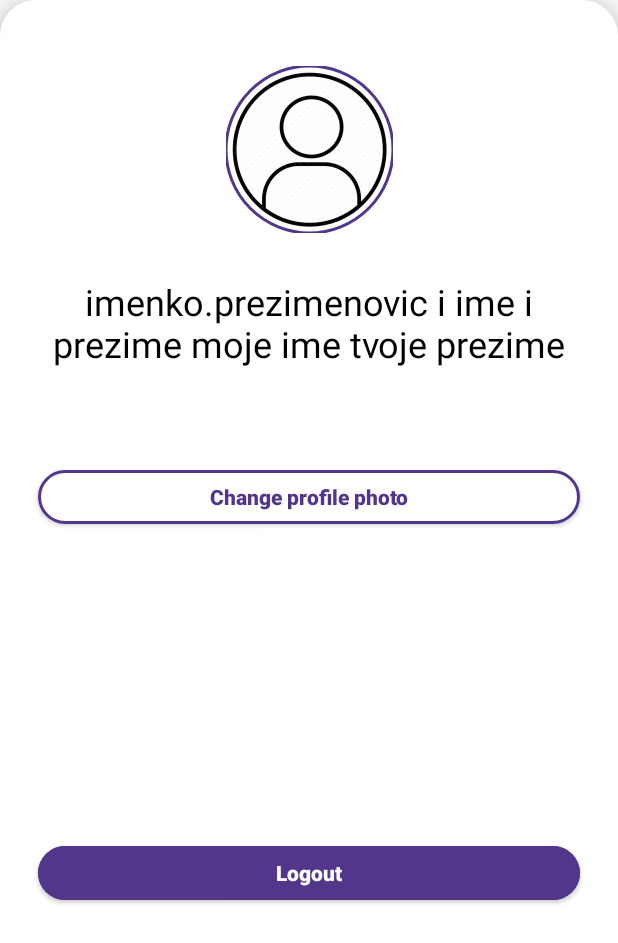
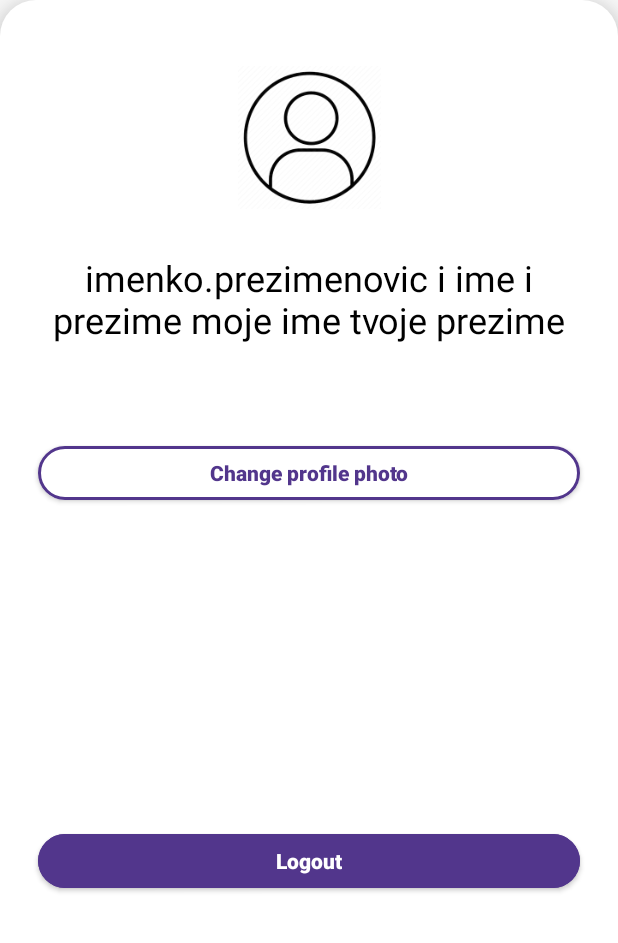
Before and after one commit to choondrise/isa-shows-app-choondrise, an Android app: the layout dialog_profile_details.xml on its own in the app's theme, with its tools: preview values and no code run, on a phone screen of 412 x 824 dp. Shown: the top 943 px of the screen. Run offline under Robolectric (Android 15) with nearby library versions, the phone set to English and light mode, and no system bars.

Commit message:
Change profile photo in bottom sheet dialog when 'change profile photo' button is pressed

```diff
--- a/Shows/app/src/main/res/layout/dialog_profile_details.xml
+++ b/Shows/app/src/main/res/layout/dialog_profile_details.xml
@@ -7,7 +7,7 @@
     tools:ignore="ContentDescription"
     style="@style/RoundedDialog">
 
-    <com.google.android.material.imageview.ShapeableImageView
+    <ImageView
         android:id="@+id/profile_icon"
         android:layout_width="wrap_content"
         android:layout_height="wrap_content"
@@ -17,12 +17,11 @@
         android:layout_marginTop="44dp"
         android:maxWidth="95dp"
         android:maxHeight="95dp"
+        android:adjustViewBounds="true"
         app:shapeAppearanceOverlay="@style/roundedImageView"
-        app:strokeWidth="2dp"
-        app:strokeColor="#52368C"
-        android:src="@drawable/ic_profile_placeholder">
+        tools:src="@drawable/ic_profile_placeholder">
 
-    </com.google.android.material.imageview.ShapeableImageView>
+    </ImageView>
 
     <TextView
         android:id="@+id/username"
```
Also changed, not shown: Shows/app/src/main/java/com/choondrise/shows_hrvoje_brajko/ui/ShowsFragment.kt (+52 -18 lines).
